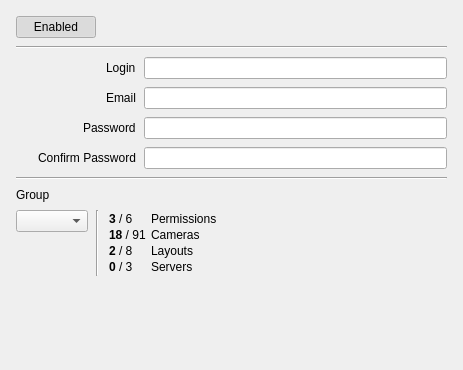
Before: the Qt Designer form client/src/ui/widgets/properties/user_settings_widget.ui in networkoptix/nx_open, drawn with Qt 5.
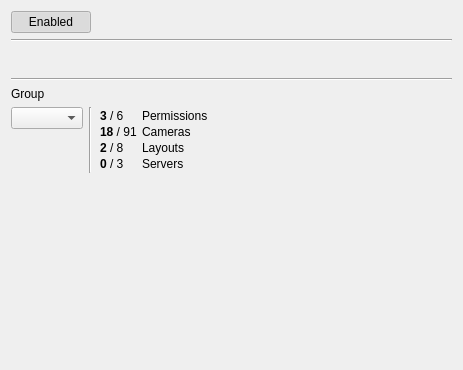
After: the same form once the commit is applied. Custom widgets are drawn as their Qt base class.

Commit message:
VMS-2558 - User with empty login can be created
<==== Mercurial data ====>
Branch: dev_3.0.0_gui

```diff
--- a/client/src/ui/widgets/properties/user_settings_widget.ui
+++ b/client/src/ui/widgets/properties/user_settings_widget.ui
@@ -11,21 +11,6 @@
    </rect>
   </property>
   <layout class="QVBoxLayout" name="verticalLayout">
-   <property name="spacing">
-    <number>8</number>
-   </property>
-   <property name="leftMargin">
-    <number>16</number>
-   </property>
-   <property name="topMargin">
-    <number>16</number>
-   </property>
-   <property name="rightMargin">
-    <number>16</number>
-   </property>
-   <property name="bottomMargin">
-    <number>16</number>
-   </property>
    <item>
     <widget class="QPushButton" name="enabledButton">
      <property name="sizePolicy">
@@ -53,59 +38,19 @@
     </widget>
    </item>
    <item>
-    <layout class="QGridLayout" name="propertiesLayout" columnminimumwidth="120,0">
-     <property name="verticalSpacing">
-      <number>8</number>
-     </property>
-     <item row="0" column="0" alignment="Qt::AlignRight">
-      <widget class="QLabel" name="loginLabel">
-       <property name="text">
-        <string>Login</string>
-       </property>
-      </widget>
-     </item>
-     <item row="0" column="1">
-      <widget class="QLineEdit" name="loginEdit"/>
-     </item>
-     <item row="1" column="0" alignment="Qt::AlignRight">
-      <widget class="QLabel" name="emailLabel">
-       <property name="text">
-        <string>Email</string>
-       </property>
-      </widget>
-     </item>
-     <item row="1" column="1">
-      <widget class="QLineEdit" name="emailEdit"/>
-     </item>
-     <item row="2" column="0" alignment="Qt::AlignRight">
-      <widget class="QLabel" name="passwordLabel">
-       <property name="text">
-        <string>Password</string>
-       </property>
-      </widget>
-     </item>
-     <item row="2" column="1">
-      <widget class="QLineEdit" name="passwordEdit">
-       <property name="echoMode">
-        <enum>QLineEdit::Password</enum>
-       </property>
-      </widget>
-     </item>
-     <item row="3" column="0" alignment="Qt::AlignRight">
-      <widget class="QLabel" name="confirmPasswordLabel">
-       <property name="text">
-        <string>Confirm Password</string>
-       </property>
-      </widget>
-     </item>
-     <item row="3" column="1">
-      <widget class="QLineEdit" name="confirmPasswordEdit">
-       <property name="echoMode">
-        <enum>QLineEdit::Password</enum>
-       </property>
-      </widget>
-     </item>
-    </layout>
+    <widget class="QnInputField" name="loginInputField" native="true"/>
+   </item>
+   <item>
+    <widget class="QnInputField" name="nameInputField" native="true"/>
+   </item>
+   <item>
+    <widget class="QnInputField" name="emailInputField" native="true"/>
+   </item>
+   <item>
+    <widget class="QnInputField" name="passwordInputField" native="true"/>
+   </item>
+   <item>
+    <widget class="QnInputField" name="confirmPasswordInputField" native="true"/>
    </item>
    <item>
     <widget class="Line" name="line_2">
@@ -172,6 +117,14 @@
    </item>
   </layout>
  </widget>
+ <customwidgets>
+  <customwidget>
+   <class>QnInputField</class>
+   <extends>QWidget</extends>
+   <header location="global">ui/widgets/common/input_field.h</header>
+   <container>1</container>
+  </customwidget>
+ </customwidgets>
  <resources/>
  <connections/>
 </ui>
```
The commit also changes 7 other files.
